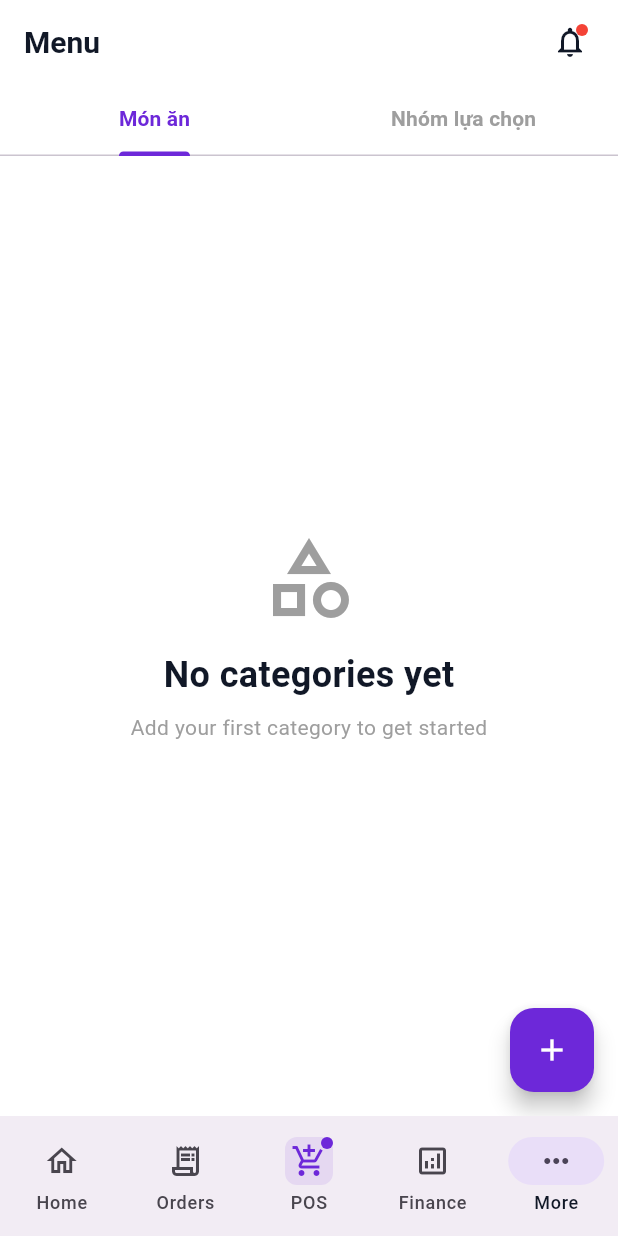
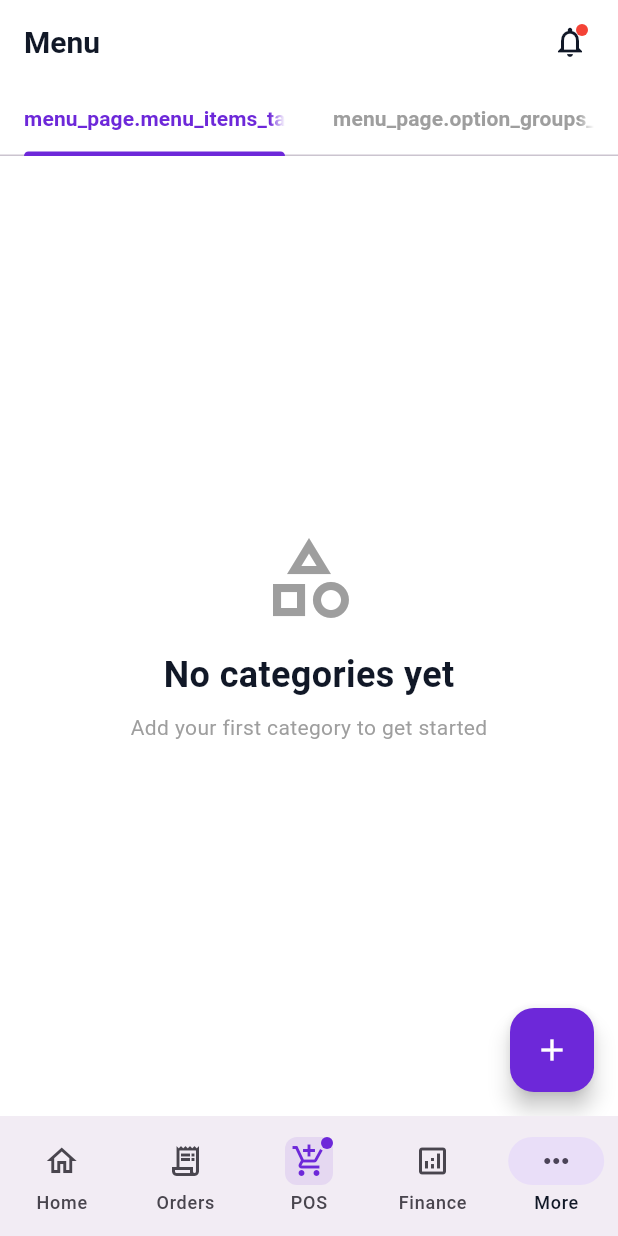
Before and after one commit to nhutquangnguyen/oishimenu-app, a Flutter app: the MenuPage screen opened by its route, on a phone screen of 412 x 824 dp. Run offline on Flutter 3.47's test engine with Material 3 defaults, Android fonts, the phone set to English and light mode, and no system bars; our stand-ins replace easy_localization, fl_chart, flutter_riverpod, go_router, hive, hive_flutter and 5 more; accounts and stored records are empty.

Commit message:
Translate tab labels in Menu and Inventory pages
Replaced AppLocalizations with easy_localization .tr() for tab labels:
- Menu page: "Menu Items" and "Option Groups" tabs
- Inventory page: "Ingredients" and "Stocktake" tabs

Now using translation keys:
- menu_page.menu_items_tab
- menu_page.option_groups_tab
- inventory_page.ingredients_tab
- inventory_page.stocktake_tab

🤖 Generated with [Claude Code](https://claude.com/claude-code)

Co-Authored-By: Claude <noreply@anthropic.com>

```diff
--- a/lib/features/inventory/presentation/pages/inventory_page.dart
+++ b/lib/features/inventory/presentation/pages/inventory_page.dart
@@ -1,5 +1,6 @@
 import 'package:flutter/material.dart';
 import 'package:flutter_riverpod/flutter_riverpod.dart';
+import 'package:easy_localization/easy_localization.dart';
 import '../../../../models/inventory_models.dart';
 import '../../providers/inventory_provider.dart';
 import '../../../../core/localization/app_localizations.dart';
@@ -67,8 +68,8 @@ class _InventoryPageState extends ConsumerState<InventoryPage> with TickerProvid
                 unselectedLabelStyle: const TextStyle(fontWeight: FontWeight.normal),
                 dividerColor: Colors.grey[200],
                 tabs: [
-                  Tab(text: AppLocalizations.ingredients),
-                  Tab(text: AppLocalizations.stocktake),
+                  Tab(text: 'inventory_page.ingredients_tab'.tr()),
+                  Tab(text: 'inventory_page.stocktake_tab'.tr()),
                 ],
               ),
             ),
--- a/lib/features/menu/presentation/pages/menu_page.dart
+++ b/lib/features/menu/presentation/pages/menu_page.dart
@@ -123,8 +123,8 @@ class _MenuPageState extends ConsumerState<MenuPage> with TickerProviderStateMix
               unselectedLabelColor: Colors.grey,
               indicatorColor: Theme.of(context).colorScheme.primary,
               tabs: [
-                Tab(text: AppLocalizations.menuItems),
-                Tab(text: AppLocalizations.menuOptionGroups),
+                Tab(text: 'menu_page.menu_items_tab'.tr()),
+                Tab(text: 'menu_page.option_groups_tab'.tr()),
               ],
             ),
           ),
```
